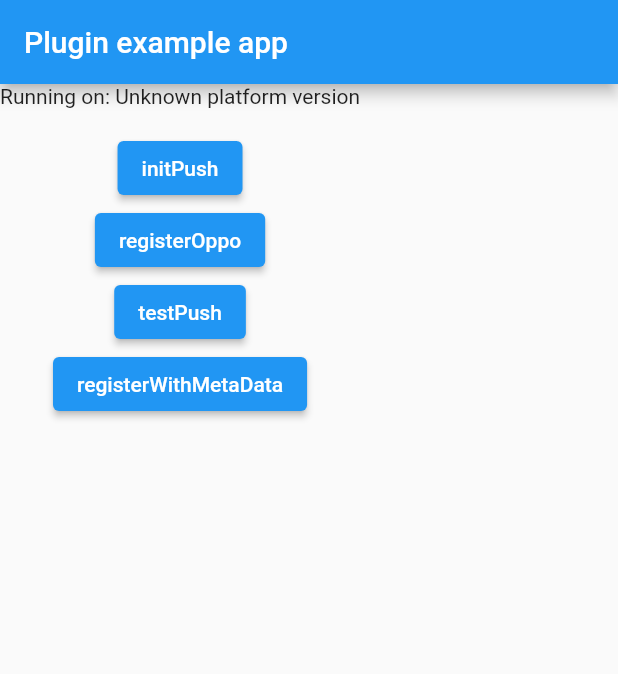
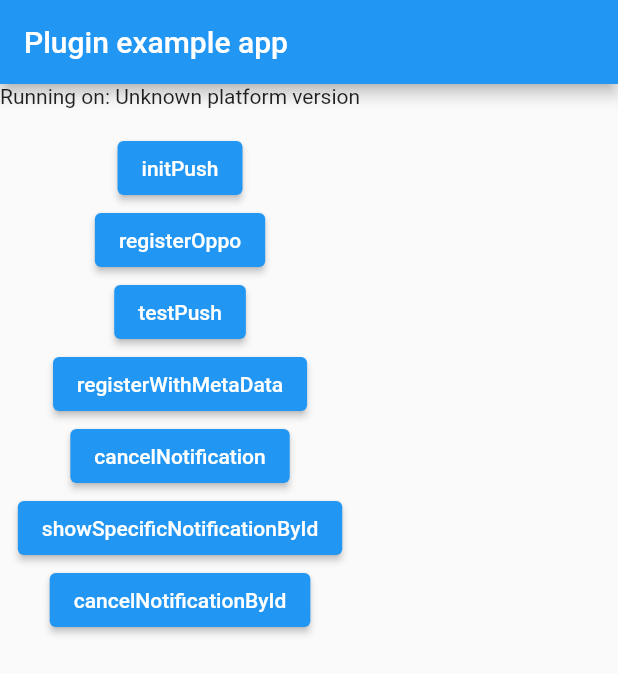
Before and after one commit to student9128/flutter_emas_push, a Flutter app: the screen it shows after launch, on a phone screen of 412 x 824 dp. Shown: the top 674 px of the screen. Run offline on Flutter 3.47's test engine with Material 2 defaults, Android fonts, the phone set to English and light mode, and no system bars.

Commit message:
add:add cancel Notification and test code.

```diff
--- a/example/lib/main.dart
+++ b/example/lib/main.dart
@@ -53,38 +53,47 @@ class _MyAppState extends State<MyApp> {
     FlutterEmasPush.setNotificationChannelIdAndName("123456", "androidTest");
     FlutterEmasPush.registerWithMetaData();
   }
-  registerOppo() async{
-    FlutterEmasPush.registerOppo("","");
 
+  registerOppo() async {
+    FlutterEmasPush.registerOppo("", "");
   }
-  bindAccount()async{
+
+  bindAccount() async {
     FlutterEmasPush.bindAccount('testAccount');
   }
-  unBindAccount() async{
+
+  unBindAccount() async {
     FlutterEmasPush.unbindAccount();
   }
-  bindTag() async{
+
+  bindTag() async {
     FlutterEmasPush.bindTag(1, ['tags'], 'alias');
   }
-  unbindTag() async{
+
+  unbindTag() async {
     FlutterEmasPush.unbindTag(1, ['tags'], 'alias');
   }
-  addAlias() async{
+
+  addAlias() async {
     FlutterEmasPush.addAlias('alias');
   }
-  removeAlias() async{
+
+  removeAlias() async {
     FlutterEmasPush.removeAlias('alias');
   }
 
-
-  testPush() async{
+  testPush() async {
     FlutterEmasPush.showLog(true);
     FlutterEmasPush.setNotificationChannelIdAndName("123456", "androidTest");
     var bool = await FlutterEmasPush.canShowNotification();
     print('hello===$bool');
-    if(bool){
-      FlutterEmasPush.showNotification("测试${Random().nextInt(100)}", "测试内容${Random().nextInt(100)}", "{\"_ALIYUN_NOTIFICATION_ID_\":\"542992\",\"mobileId\":\"27203753f1e1d4892143c6d8ce86867a\",\"_ALIYUN_NOTIFICATION_MSG_ID_\":\"8004229324234496\",\"id\":\"582\",\"businessType\":\"QEUBEELIVE\",\"_ALIYUN_NOTIFICATION_PRIORITY_\":\"1\"}","${Random().nextInt(10000)}");
-    }else{
+    if (bool) {
+      FlutterEmasPush.showNotification(
+          "测试${Random().nextInt(100)}",
+          "测试内容${Random().nextInt(100)}",
+          "{\"_ALIYUN_NOTIFICATION_ID_\":\"542992\",\"mobileId\":\"27203753f1e1d4892143c6d8ce86867a\",\"_ALIYUN_NOTIFICATION_MSG_ID_\":\"8004229324234496\",\"id\":\"582\",\"businessType\":\"QEUBEELIVE\",\"_ALIYUN_NOTIFICATION_PRIORITY_\":\"1\"}",
+          "${Random().nextInt(10000)}");
+    } else {
       FlutterEmasPush.goSettingNotificationPage();
     }
   }
@@ -115,10 +124,25 @@ class _MyAppState extends State<MyApp> {
                 },
                 child: Text('testPush')),
             ElevatedButton(
-                onPressed: (){
-                 FlutterEmasPush.registerWithMetaData();
+                onPressed: () {
+                  FlutterEmasPush.registerWithMetaData();
                 },
                 child: Text('registerWithMetaData')),
+            ElevatedButton(
+                onPressed: () {
+                  FlutterEmasPush.cancelNotification();
+                },
+                child: Text('cancelNotification')),
+            ElevatedButton(
+                onPressed: () {
+                  FlutterEmasPush.showNotification("测试指定Id","id是10","ext","10");
+                },
+                child: Text('showSpecificNotificationById')),
+            ElevatedButton(
+                onPressed: () {
+                  FlutterEmasPush.cancelNotificationById("10");
+                },
+                child: Text('cancelNotificationById')),
           ],
         ),
       ),
--- a/lib/flutter_emas_push.dart
+++ b/lib/flutter_emas_push.dart
@@ -176,4 +176,11 @@ class FlutterEmasPush {
     Map<String, int> params = {"logLevel": level,};
     await _channel.invokeMethod("setEMASLogLevel", params);
   }
+  static cancelNotification(){
+    _channel.invokeMethod("cancelNotification");
+  }
+  static cancelNotificationById(String id){
+    Map<String,String> params = {"notificationId":id};
+    _channel.invokeMethod("cancelNotificationById",params);
+  }
 }
```
Also changed, not shown: 1 other file.
